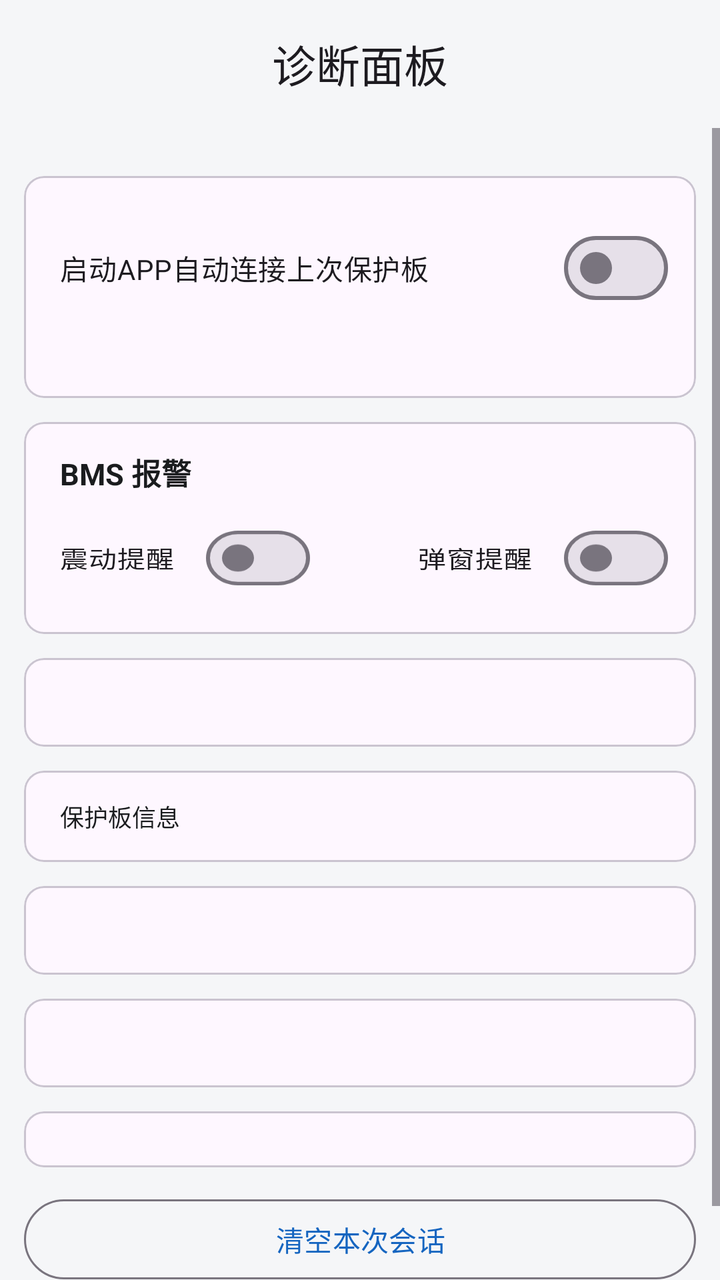
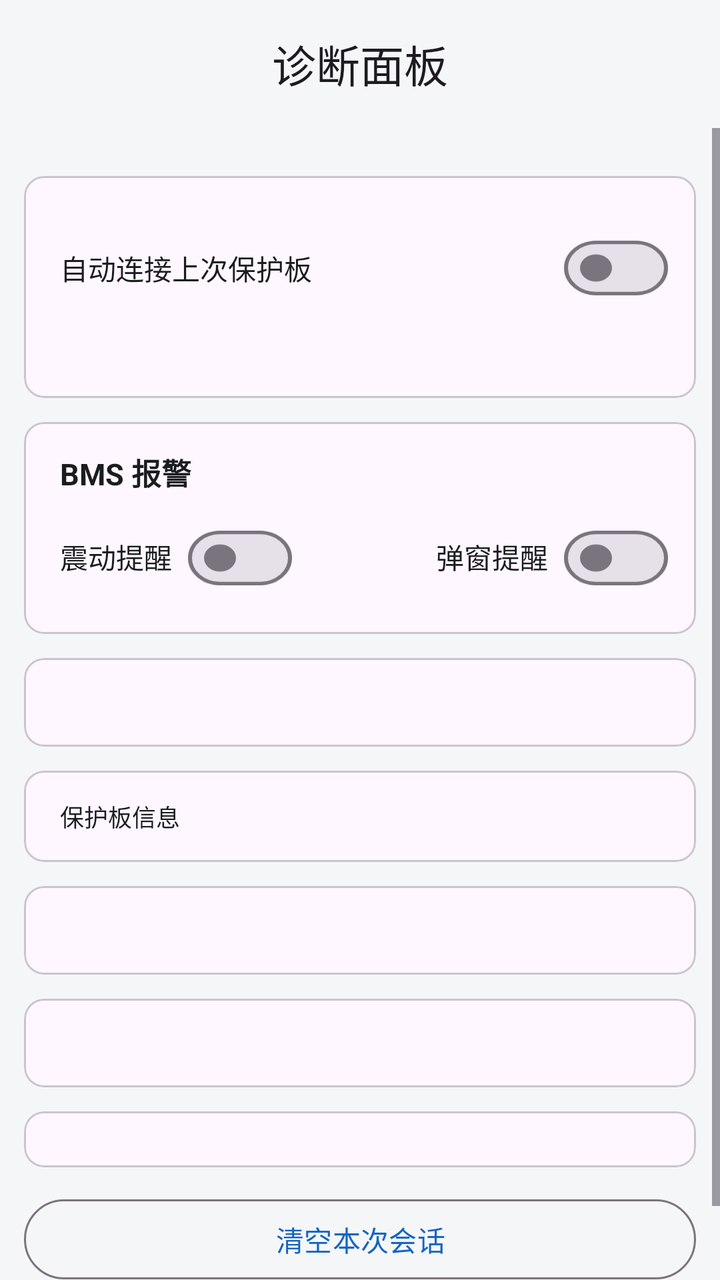

The first picture is an Android layout as it rendered before a commit; the second is the same layout after the commit. The layout source and the unified diff follow.
<!-- AndroidManifest.xml: application theme Theme.YYBMS -->
<!-- res/layout/activity_diag.xml -->
<?xml version="1.0" encoding="utf-8"?>
<LinearLayout xmlns:android="http://schemas.android.com/apk/res/android"
    xmlns:app="http://schemas.android.com/apk/res-auto"
    android:layout_width="match_parent"
    android:layout_height="match_parent"
    android:orientation="vertical">

    
    <com.google.android.material.appbar.MaterialToolbar
        android:id="@+id/toolbar"
        android:layout_width="match_parent"
        android:layout_height="?attr/actionBarSize"
        app:titleCentered="true"
        app:title="@string/diag_title" />

    <ScrollView
        android:layout_width="match_parent"
        android:layout_height="match_parent">

        <LinearLayout
            android:layout_width="match_parent"
            android:layout_height="wrap_content"
            android:orientation="vertical"
            android:padding="12dp">

            
            <com.google.android.material.card.MaterialCardView
                style="@style/DiagCard">

                <LinearLayout
                    android:layout_width="match_parent"
                    android:layout_height="wrap_content"
                    android:orientation="vertical"
                    android:paddingStart="4dp">

                    <com.google.android.material.materialswitch.MaterialSwitch
                        android:id="@+id/switch_diag_auto_connect"
                        android:layout_width="match_parent"
                        android:layout_height="wrap_content"
                        android:layout_marginTop="8dp"
                        android:text="@string/setting_auto_connect"
                        android:textSize="14sp" />

                    <TextView
                        android:id="@+id/tv_diag_saved_device"
                        android:layout_width="match_parent"
                        android:layout_height="wrap_content"
                        android:layout_marginTop="8dp"
                        android:textColor="@color/text_primary"
                        android:textSize="14sp" />
                </LinearLayout>
            </com.google.android.material.card.MaterialCardView>

            
            <com.google.android.material.card.MaterialCardView
                style="@style/DiagCard">

                <LinearLayout
                    android:layout_width="match_parent"
                    android:layout_height="wrap_content"
                    android:orientation="vertical"
                    android:paddingStart="4dp">

                    <TextView
                        style="@style/CardTitle"
                        android:layout_width="wrap_content"
                        android:layout_height="wrap_content"
                        android:text="@string/bms_alarm_title" />

                    
                    <LinearLayout
                        android:layout_width="match_parent"
                        android:layout_height="wrap_content"
                        android:layout_marginTop="8dp"
                        android:orientation="horizontal">

                        <com.google.android.material.materialswitch.MaterialSwitch
                            android:id="@+id/switch_diag_vibrate"
                            android:layout_width="wrap_content"
                            android:layout_height="wrap_content"
                            android:scaleY="0.85"
                            android:text="@string/bms_alarm_vibrate"
                            android:textSize="14sp" />

                        <Space
                            android:layout_width="0dp"
                            android:layout_height="1dp"
                            android:layout_weight="1" />

                        <com.google.android.material.materialswitch.MaterialSwitch
                            android:id="@+id/switch_diag_dialog"
                            android:layout_width="wrap_content"
                            android:layout_height="wrap_content"
                            android:scaleY="0.85"
                            android:text="@string/bms_alarm_dialog"
                            android:textSize="14sp" />
                    </LinearLayout>
                </LinearLayout>
            </com.google.android.material.card.MaterialCardView>


       <com.google.android.material.card.MaterialCardView
         style="@style/DiagCard">

    
    <TextView
    style="@style/DiagText"
    android:id="@+id/tv_device" />
      </com.google.android.material.card.MaterialCardView>



     <com.google.android.material.card.MaterialCardView
            style="@style/DiagCard">

        <LinearLayout
  style="@style/DiagTable">

     <TextView
   style="@style/DiagText"
android:text="保护板信息" />

            <LinearLayout
      android:id="@+id/ll_identity"
     android:layout_width="match_parent"
           android:layout_height="wrap_content"
  android:orientation="vertical" />
        </LinearLayout>
    </com.google.android.material.card.MaterialCardView>

            
            <com.google.android.material.card.MaterialCardView
                style="@style/DiagCard">

                <TextView
                    style="@style/DiagText"
                    android:id="@+id/tv_derived" />
            </com.google.android.material.card.MaterialCardView>


        
        <com.google.android.material.card.MaterialCardView
style="@style/DiagCard">

       <LinearLayout
       style="@style/DiagTable">

    <LinearLayout
            android:id="@+id/ll_alarms"
   android:layout_width="match_parent"
                android:layout_height="wrap_content"
 android:orientation="vertical" />

      <TextView
             style="@style/DiagText"
 android:id="@+id/tv_alarms" />
         </LinearLayout>
        </com.google.android.material.card.MaterialCardView>

            
            <com.google.android.material.card.MaterialCardView
       style="@style/DiagCard">

  <LinearLayout
      style="@style/DiagTable">

    <LinearLayout
        android:id="@+id/ll_anchors"
      android:layout_width="match_parent"
        android:layout_height="wrap_content"
      android:orientation="vertical" />
    </LinearLayout>
            </com.google.android.material.card.MaterialCardView>

            <com.google.android.material.button.MaterialButton
                android:id="@+id/btn_reset"
                style="@style/Widget.Material3.Button.OutlinedButton"
                android:layout_width="match_parent"
                android:layout_height="wrap_content"
                android:layout_marginTop="12dp"
                android:layout_marginBottom="24dp"
                android:text="@string/diag_reset" />
        </LinearLayout>
    </ScrollView>
</LinearLayout>
<!-- resources referenced by this layout -->
<resources>
  <color name="text_primary">#1A1C1E</color>
  <string name="bms_alarm_dialog">弹窗提醒</string>
  <string name="bms_alarm_title">BMS 报警</string>
  <string name="bms_alarm_vibrate">震动提醒</string>
  <string name="diag_reset">清空本次会话</string>
  <string name="diag_title">诊断面板</string>
  <string name="setting_auto_connect">启动APP自动连接上次保护板</string>
  <style name="CardTitle">
          <item name="android:layout_width">wrap_content</item>
          <item name="android:layout_height">wrap_content</item>
          <item name="android:textSize">15sp</item>
          <item name="android:textStyle">bold</item>
          <item name="android:textColor">@color/text_primary</item>
      </style>
  <style name="DiagCard">
          <item name="android:layout_width">match_parent</item>
          <item name="android:layout_height">wrap_content</item>
          <item name="android:layout_marginTop">12dp</item>
          
          <item name="contentPadding">14dp</item>
          
          <item name="cardCornerRadius">10dp</item>
      </style>
  <style name="DiagTable">
          <item name="android:layout_width">match_parent</item>
          <item name="android:layout_height">wrap_content</item>
          <item name="android:orientation">vertical</item>
      </style>
  <style name="DiagText">
       <item name="android:layout_width">match_parent</item>
          <item name="android:layout_height">wrap_content</item>
     <item name="android:fontFamily">monospace</item>
          <item name="android:textSize">12sp</item>
          <item name="android:textColor">@color/text_primary</item>
          <item name="android:lineSpacingMultiplier">1.25</item>
          
          <item name="android:paddingStart">4dp</item>
      </style>
  <style name="Theme.YYBMS" parent="Theme.Material3.DayNight.NoActionBar">
          <item name="colorPrimary">@color/primary</item>
          <item name="colorPrimaryDark">@color/primary_dark</item>
          <item name="android:statusBarColor" tools:targetApi="l">?attr/colorPrimary</item>
          <item name="android:windowBackground">@color/background</item>
      </style>
  <color name="primary">#1565C0</color>
  <color name="primary_dark">#0D47A1</color>
  <color name="background">#F5F6F8</color>
</resources>

<!-- the commit's change to res/layout/activity_diag.xml (unified diff, before → after) -->
@@ -33,13 +33,28 @@
                     android:orientation="vertical"
                     android:paddingStart="4dp">
 
-                    <com.google.android.material.materialswitch.MaterialSwitch
-                        android:id="@+id/switch_diag_auto_connect"
+                    
+                    <LinearLayout
                         android:layout_width="match_parent"
                         android:layout_height="wrap_content"
                         android:layout_marginTop="8dp"
-                        android:text="@string/setting_auto_connect"
-                        android:textSize="14sp" />
+                        android:gravity="center_vertical"
+                        android:orientation="horizontal">
+
+                        <TextView
+                            android:layout_width="0dp"
+                            android:layout_height="wrap_content"
+                            android:layout_weight="1"
+                            android:text="@string/setting_auto_connect"
+                            android:textColor="@color/text_primary"
+                            android:textSize="14sp" />
+
+                        <com.google.android.material.materialswitch.MaterialSwitch
+                            android:id="@+id/switch_diag_auto_connect"
+                            android:layout_width="wrap_content"
+                            android:layout_height="wrap_content"
+                            android:scaleY="0.85" />
+                    </LinearLayout>
 
                     <TextView
                         android:id="@+id/tv_diag_saved_device"
@@ -74,26 +89,38 @@
                         android:layout_marginTop="8dp"
                         android:orientation="horizontal">
 
+                        <TextView
+                            android:layout_width="wrap_content"
+                            android:layout_height="wrap_content"
+                            android:layout_marginEnd="8dp"
+                            android:text="@string/bms_alarm_vibrate"
+                            android:textColor="@color/text_primary"
+                            android:textSize="14sp" />
+
                         <com.google.android.material.materialswitch.MaterialSwitch
                             android:id="@+id/switch_diag_vibrate"
                             android:layout_width="wrap_content"
                             android:layout_height="wrap_content"
-                            android:scaleY="0.85"
-                            android:text="@string/bms_alarm_vibrate"
-                            android:textSize="14sp" />
+                            android:scaleY="0.85" />
 
                         <Space
                             android:layout_width="0dp"
                             android:layout_height="1dp"
                             android:layout_weight="1" />
 
+                        <TextView
+                            android:layout_width="wrap_content"
+                            android:layout_height="wrap_content"
+                            android:layout_marginEnd="8dp"
+                            android:text="@string/bms_alarm_dialog"
+                            android:textColor="@color/text_primary"
+                            android:textSize="14sp" />
+
                         <com.google.android.material.materialswitch.MaterialSwitch
                             android:id="@+id/switch_diag_dialog"
                             android:layout_width="wrap_content"
                             android:layout_height="wrap_content"
-                            android:scaleY="0.85"
-                            android:text="@string/bms_alarm_dialog"
-                            android:textSize="14sp" />
+                            android:scaleY="0.85" />
                     </LinearLayout>
                 </LinearLayout>
             </com.google.android.material.card.MaterialCardView>
<!-- resource entries referenced after the edit -->
@@ -6,7 +6,7 @@
   <string name="bms_alarm_vibrate">震动提醒</string>
   <string name="diag_reset">清空本次会话</string>
   <string name="diag_title">诊断面板</string>
-  <string name="setting_auto_connect">启动APP自动连接上次保护板</string>
+  <string name="setting_auto_connect">自动连接上次保护板</string>
   <style name="CardTitle">
           <item name="android:layout_width">wrap_content</item>
           <item name="android:layout_height">wrap_content</item>
